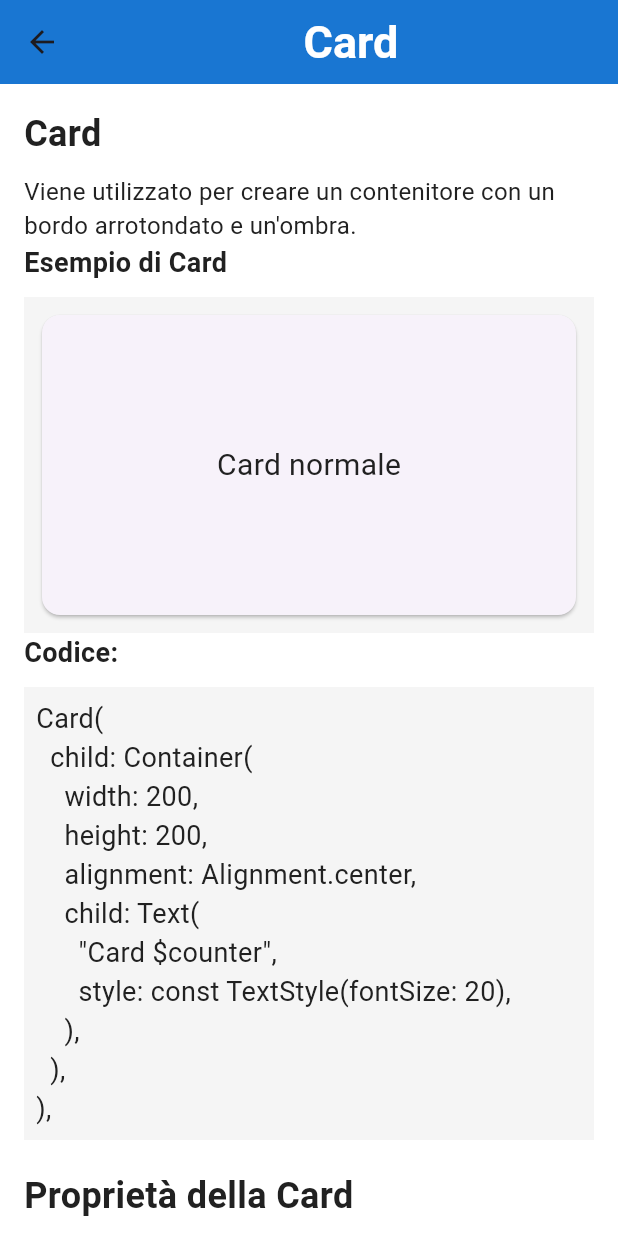
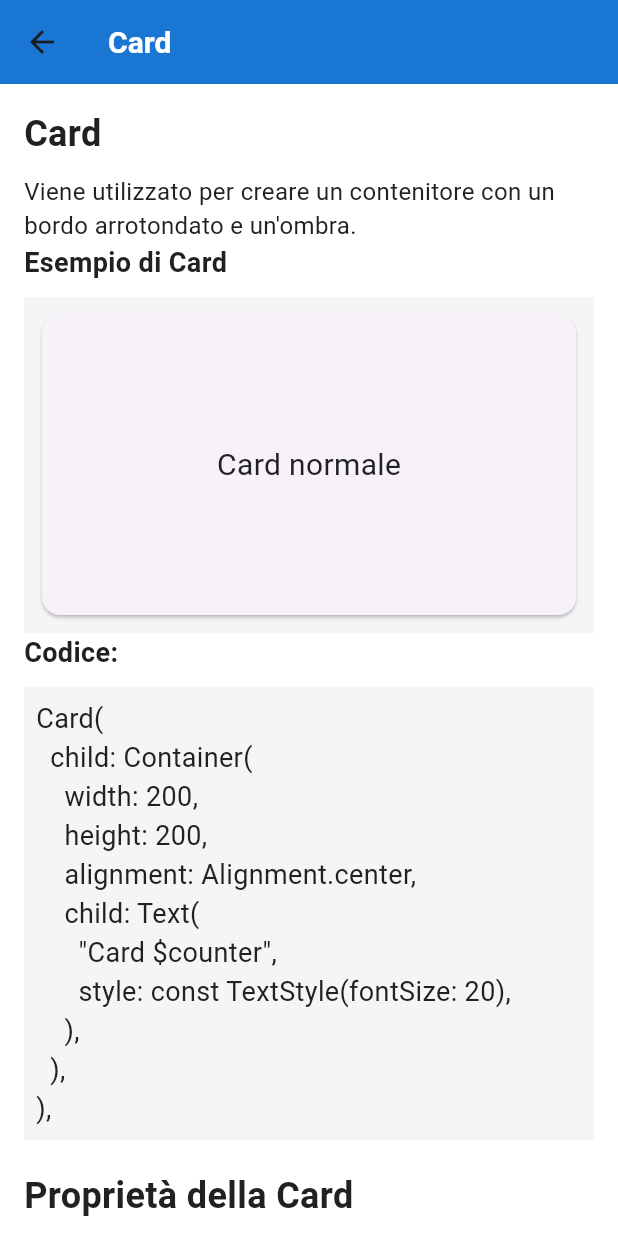
Before and after one commit to TheDollMaster98/flutter_tutorial, a Flutter app: the FlutterStartTutorial7 screen opened by its route, on a phone screen of 412 x 824 dp. Run offline on Flutter 3.47's test engine with Material 3 defaults, Android fonts, the phone set to English and light mode, and no system bars; missing offline and left inert: intro_flutter_0.

Commit message:
cambio titolo

```diff
--- a/lib/flutter_start/flutter_start_tutorial_7_card/flutter_start_tutorial_7.dart
+++ b/lib/flutter_start/flutter_start_tutorial_7_card/flutter_start_tutorial_7.dart
@@ -21,11 +21,8 @@ class FlutterStartTutorial7State extends State<FlutterStartTutorial7> {
   Widget build(BuildContext context) {
     return Scaffold(
       appBar: AppBar(
-        title: const Center(
-          child: Text(
-            "Card",
-            style: TextStyle(fontSize: 30),
-          ),
+        title: const Text(
+          "Card",
         ),
       ),
       body: SingleChildScrollView(
```
